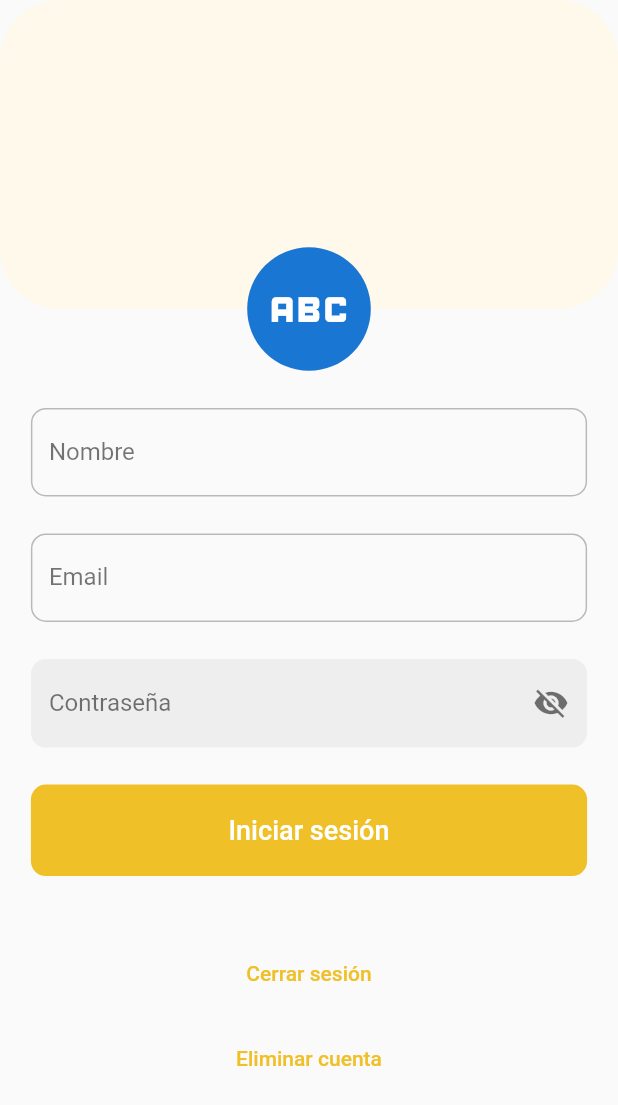
After one commit to Lucas-Barrionuevo/KeyVault, a Flutter app: the SettingsScreen screen opened directly, on a phone screen of 412 x 824 dp. The commit adds this screen. Shown: the top 1105 px of the screen. Run offline on Flutter 3.47's test engine with Material 2 defaults, Android fonts, the phone set to English and light mode, and no system bars.

Commit message:
feat: settings screen

```diff
--- a/packages/mobile/key_vault/lib/main.dart
+++ b/packages/mobile/key_vault/lib/main.dart
@@ -15,13 +15,14 @@ class MyApp extends StatelessWidget {
     return MultiProvider(
       providers: [
         ChangeNotifierProvider(create: (_) => BottomNavProvider()),
-        ChangeNotifierProvider(create: (_) => PasswordFormProvider())
+        ChangeNotifierProvider(create: (_) => PasswordFormProvider()),
+        ChangeNotifierProvider(create: (_) => SettingsFormProvider()),
       ],
       child: MaterialApp(
         routes: {
           'login': (context) => const LoginScreen(),
           'main_bottom_nav_screen': (context) => const MainBottomNavScreen(),
-          'add_password_screen': (context) => const AddPasswordScreen()
+          'add_password_screen': (context) => const AddPasswordScreen(),
         },
         initialRoute: 'main_bottom_nav_screen',
         debugShowCheckedModeBanner: false,
--- a/packages/mobile/key_vault/lib/providers/providers.dart
+++ b/packages/mobile/key_vault/lib/providers/providers.dart
@@ -1 +1,2 @@
+export 'package:key_vault/providers/settings_form_provider.dart';
 export 'package:key_vault/providers/bottom_nav_provider.dart';
--- /dev/null
+++ b/packages/mobile/key_vault/lib/providers/settings_form_provider.dart
@@ -0,0 +1,20 @@
+import 'package:flutter/material.dart';
+
+class SettingsFormProvider extends ChangeNotifier {
+  GlobalKey<FormState> formKey = GlobalKey<FormState>();
+
+  String name = '';
+  String email = '';
+  String password = '';
+  bool _isLoading = false;
+
+  bool get isLoading => _isLoading;
+  set isLoading(bool value) {
+    _isLoading = value;
+    notifyListeners();
+  }
+
+  bool isValidForm() {
+    return formKey.currentState?.validate() ?? false;
+  }
+}
--- a/packages/mobile/key_vault/lib/screens/home_screen.dart
+++ b/packages/mobile/key_vault/lib/screens/home_screen.dart
@@ -1,4 +1,5 @@
 import 'package:flutter/material.dart';
+
 import 'package:key_vault/utils/sizes.dart';
 
 import 'package:key_vault/widgets/widgets.dart';
--- a/packages/mobile/key_vault/lib/screens/main_botton_nav_screen.dart
+++ b/packages/mobile/key_vault/lib/screens/main_botton_nav_screen.dart
@@ -1,6 +1,5 @@
 import 'package:flutter/material.dart';
 import 'package:key_vault/providers/bottom_nav_provider.dart';
-import 'package:key_vault/screens/passwords_screen.dart';
 import 'package:key_vault/screens/screens.dart';
 import 'package:key_vault/widgets/widgets.dart';
 import 'package:provider/provider.dart';
@@ -14,7 +13,8 @@ class MainBottomNavScreen extends StatelessWidget {
     final screens = {
       0: const HomeScreen(),
       1: Container(),
-      2: const PasswordsScreen()
+      2: const PasswordsScreen(),
+      3: const SettingsScreen()
     };
     return Scaffold(
       bottomNavigationBar: const BottomNav(),
--- a/packages/mobile/key_vault/lib/screens/screens.dart
+++ b/packages/mobile/key_vault/lib/screens/screens.dart
@@ -1,3 +1,5 @@
+export 'package:key_vault/screens/passwords_screen.dart';
+export 'package:key_vault/screens/settings_screen.dart';
 export 'package:key_vault/screens/add_password.dart';
 export 'package:key_vault/screens/main_botton_nav_screen.dart';
 export 'package:key_vault/screens/home_screen.dart';
--- /dev/null
+++ b/packages/mobile/key_vault/lib/screens/settings_screen.dart
@@ -0,0 +1,99 @@
+import 'package:flutter/material.dart';
+import 'package:key_vault/providers/password_form_provider.dart';
+import 'package:key_vault/providers/providers.dart';
+import 'package:key_vault/theme/app_theme.dart';
+import 'package:key_vault/ui/input_decorations.dart';
+import 'package:key_vault/utils/sizes.dart';
+import 'package:key_vault/widgets/widgets.dart';
+import 'package:provider/provider.dart';
+
+class SettingsScreen extends StatelessWidget {
+  const SettingsScreen({Key? key}) : super(key: key);
+  @override
+  Widget build(BuildContext context) {
+    Sizes(context);
+    return Scaffold(
+      body: Center(
+          child: Column(
+        children: [_Header(), _SettingsForm()],
+      )),
+    );
+  }
+}
+
+class _SettingsForm extends StatelessWidget {
+  const _SettingsForm({
+    Key? key,
+  }) : super(key: key);
+  @override
+  Widget build(BuildContext context) {
+    final settingsForm = Provider.of<SettingsFormProvider>(context);
+
+    return Padding(
+      padding: EdgeInsets.symmetric(horizontal: Sizes.scaleHorizontal * 5),
+      child: Form(
+        autovalidateMode: AutovalidateMode.onUserInteraction,
+        child: Column(children: [
+          SizedBox(height: Sizes.scaleVertical * 8),
+          TextFormField(
+              autocorrect: false,
+              cursorColor: AppTheme.primary,
+              onChanged: (value) => settingsForm.name = value,
+              decoration: InputDecorations.formDecoration(label: "Nombre")),
+          SizedBox(height: Sizes.scaleVertical * 3),
+          TextFormField(
+              autocorrect: false,
+              cursorColor: AppTheme.primary,
+              keyboardType: TextInputType.emailAddress,
+              onChanged: (value) => settingsForm.email = value,
+              decoration: InputDecorations.formDecoration(label: "Email")),
+          SizedBox(height: Sizes.scaleVertical * 3),
+          const AuthPasswordInput(),
+          SizedBox(height: Sizes.scaleVertical * 3),
+          const AuthSubmitButton(),
+          SizedBox(height: Sizes.scaleVertical * 5),
+          TextButton(
+            onPressed: () {},
+            child: Text("Cerrar sesión"),
+          ),
+          SizedBox(height: Sizes.scaleVertical),
+          TextButton(
+            onPressed: () {},
+            child: Text("Eliminar cuenta"),
+          )
+        ]),
+      ),
+    );
+  }
+}
+
+class _Header extends StatelessWidget {
+  const _Header({
+    Key? key,
+  }) : super(key: key);
+
+  @override
+  Widget build(BuildContext context) {
+    return Stack(
+      alignment: Alignment.center,
+      clipBehavior: Clip.none,
+      children: [
+        Container(
+          decoration: BoxDecoration(
+            color: const Color(0xffFEF9EA),
+            borderRadius: BorderRadius.circular(40),
+          ),
+          height: Sizes.scaleHorizontal * 50,
+          width: double.infinity,
+        ),
+        Positioned(
+          bottom: -Sizes.scaleVertical * 5,
+          child: CircleAvatar(
+            radius: Sizes.scaleVertical * 5,
+            child: Icon(Icons.abc, size: Sizes.scaleVertical * 8),
+          ),
+        )
+      ],
+    );
+  }
+}
--- a/packages/mobile/key_vault/lib/ui/input_decorations.dart
+++ b/packages/mobile/key_vault/lib/ui/input_decorations.dart
@@ -28,7 +28,7 @@ class InputDecorations {
   }
 
   static InputDecoration formDecoration(
-      {required String hintText, required String label}) {
+      {String? hintText, required String label}) {
     return InputDecoration(
         filled: false,
         hintText: hintText,
--- a/packages/mobile/key_vault/lib/validations/password_validations.dart
+++ b/packages/mobile/key_vault/lib/validations/password_validations.dart
@@ -8,6 +8,9 @@ class PasswordValidations {
   static name(value) {
     if (value != null && value.length > nameMaxLength) {
       return "Máximo $nameMaxLength caracteres";
+    }
+    if (value == "") {
+      return "El nombre es requerido";
     }
     return null;
   }
--- a/packages/mobile/key_vault/lib/widgets/bottom_nav.dart
+++ b/packages/mobile/key_vault/lib/widgets/bottom_nav.dart
@@ -1,9 +1,7 @@
 import 'package:flutter/material.dart';
-import 'package:key_vault/providers/password_form_provider.dart';
 import 'package:key_vault/providers/providers.dart';
 import 'package:key_vault/theme/app_theme.dart';
 import 'package:provider/provider.dart';
-import 'package:flutter_barcode_scanner/flutter_barcode_scanner.dart';
 
 class BottomNav extends StatelessWidget {
   const BottomNav({
@@ -20,10 +18,11 @@ class BottomNav extends StatelessWidget {
 
     return BottomNavigationBar(
         backgroundColor: Colors.white,
-        showSelectedLabels: false,
+        showSelectedLabels: true,
         currentIndex: currentIndex,
         showUnselectedLabels: false,
         selectedItemColor: AppTheme.primary,
+        unselectedItemColor: Colors.black45,
         onTap: (value) async {
           if (value == 1) {
             //String barcodeScanRes = await FlutterBarcodeScanner.scanBarcode(
@@ -40,7 +39,9 @@ class BottomNav extends StatelessWidget {
         items: const [
           BottomNavigationBarItem(icon: Icon(Icons.home), label: 'Home'),
           BottomNavigationBarItem(icon: Icon(Icons.qr_code), label: 'QR'),
-          BottomNavigationBarItem(icon: Icon(Icons.key), label: 'Passwords')
+          BottomNavigationBarItem(icon: Icon(Icons.key), label: 'Passwords'),
+          BottomNavigationBarItem(
+              icon: Icon(Icons.settings), label: 'Settings'),
         ]);
   }
 }
```
